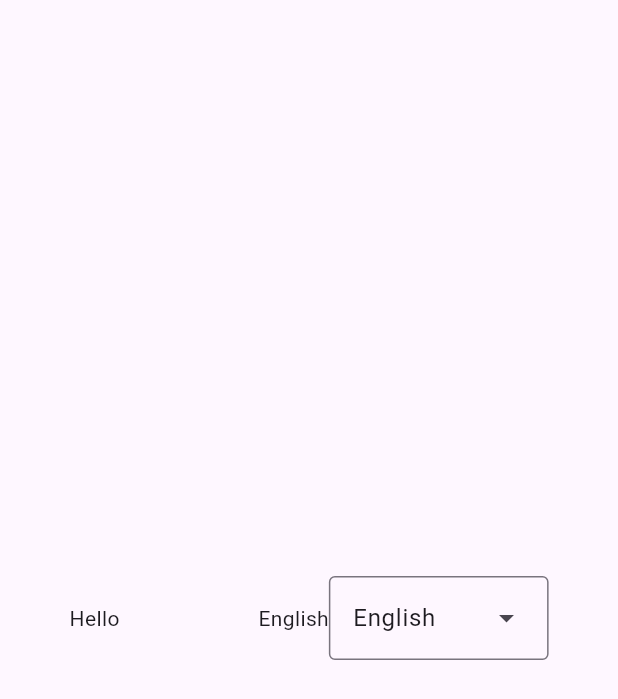
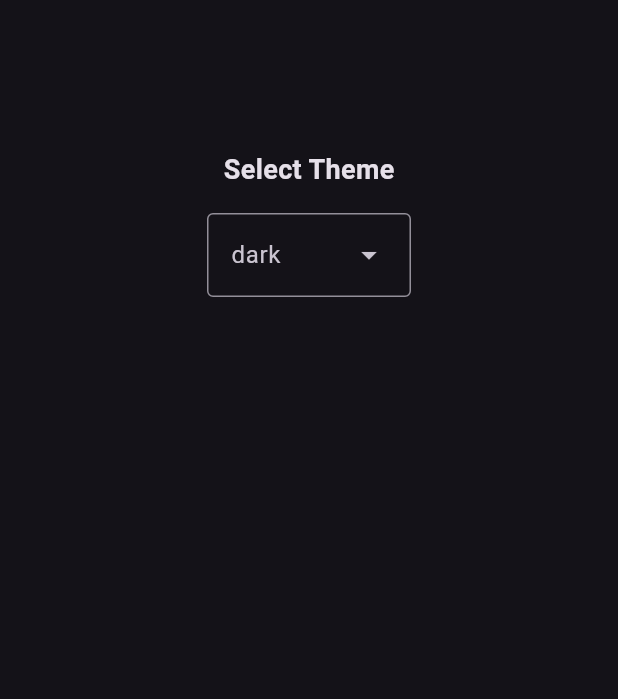
Before and after one commit to tanvirkhan00/craftyBay_ecommerce_project, a Flutter app: the screen it shows after launch, on a phone screen of 412 x 824 dp. Shown: the top 699 px of the screen. Run offline on Flutter 3.47's test engine with Material 3 defaults, Android fonts, the phone set to English and light mode, and no system bars; our stand-ins replace firebase_core, firebase_crashlytics, shared_preferences; accounts and stored records are empty; generated files the repository leaves out were written again.

Commit message:
add themeMode toggle

```diff
--- a/lib/App/app.dart
+++ b/lib/App/app.dart
@@ -23,10 +23,13 @@ class _CraftyBayState extends State<CraftyBay> {
         ChangeNotifierProvider(
             create: (_) => LanguageProvider()..loadInitialLanguage()),
         ChangeNotifierProvider(
-            create: (_) => ThemeProvider()..loadInitialThemeMode())
+            create: (_) => ThemeProvider()..loadInitialThemeMode()
+        )
       ],
       child: Consumer<LanguageProvider>(
         builder: (context, languageProvider, child) {
+          return Consumer<ThemeProvider>(
+            builder: (context, themeProvider, child) {
               return MaterialApp(
                 // router
                 // theme
@@ -34,7 +37,7 @@ class _CraftyBayState extends State<CraftyBay> {
                 onGenerateRoute: AppRoutes.routes,
                 theme: AppTheme.lightTheme,
                 darkTheme: AppTheme.darkTheme,
-            themeMode: .light,
+                themeMode: themeProvider.currentThemeMode,
                 localizationsDelegates: [
                   AppLocalizations.delegate,
                   GlobalMaterialLocalizations.delegate,
@@ -45,6 +48,8 @@ class _CraftyBayState extends State<CraftyBay> {
                 locale: languageProvider.currentLocal,
               );
             }
+          );
+        }
       ),
     );
   }
--- a/lib/App/provider/theme_provider.dart
+++ b/lib/App/provider/theme_provider.dart
@@ -4,7 +4,7 @@ import 'package:shared_preferences/shared_preferences.dart';
 class ThemeProvider extends ChangeNotifier {
   final String _themeKay = "themeMode";
 
-  ThemeMode _currentThemeMode = .system;
+  ThemeMode _currentThemeMode = .dark;
 
   ThemeMode get currentThemeMode => _currentThemeMode;
 
@@ -12,11 +12,11 @@ class ThemeProvider extends ChangeNotifier {
     ThemeMode mode = await _getThemeMode();
     _currentThemeMode = mode ;
 
-    ChangeNotifier();
+    notifyListeners();
   }
 
-  void changeLocal(ThemeMode mode) {
-    if(_themeKay == mode) return;
+  void changeTheme(ThemeMode mode) {
+    if(_currentThemeMode == mode) return;
 
     _currentThemeMode = mode;
     _saveLocal(mode.name);
@@ -42,7 +42,7 @@ class ThemeProvider extends ChangeNotifier {
       case "dark":
         return .dark;
       default:
-        return .system;
+        return .dark;
     }
   }
 }
--- a/lib/features/auth/presentation/screen/splash_screen.dart
+++ b/lib/features/auth/presentation/screen/splash_screen.dart
@@ -1,6 +1,5 @@
-import 'package:ecommerce_project/App/extensions/localization_extension.dart';
-import 'package:ecommerce_project/features/common/presentation/widgets/language_selector.dart';
-import 'package:ecommerce_project/l10n/app_localizations.dart';
+
+import 'package:ecommerce_project/features/common/presentation/widgets/theme_selector.dart';
 import 'package:flutter/material.dart';
 
 class SplashScreen extends StatefulWidget {
@@ -16,14 +15,16 @@ class _SplashScreenState extends State<SplashScreen> {
   @override
   Widget build(BuildContext context) {
     return Scaffold(
-
       body: Center(
-
-        child: Row(
-          mainAxisAlignment: .spaceAround,
-          children: [
-            Text(context.localizations.hello),
-            LanguageSelector()
+        child: Column(
+          children: const [
+            SizedBox(height: 100,),
+            Text(
+              "Select Theme",
+              style: TextStyle(fontSize: 18, fontWeight: FontWeight.bold),
+            ),
+            SizedBox(height: 16),
+            ThemeSelector(),
           ],
         ),
       ),
--- /dev/null
+++ b/lib/features/common/presentation/widgets/theme_selector.dart
@@ -0,0 +1,33 @@
+import 'package:ecommerce_project/App/provider/theme_provider.dart';
+import 'package:flutter/material.dart';
+import 'package:provider/provider.dart';
+
+
+class ThemeSelector extends StatefulWidget {
+  const ThemeSelector({super.key});
+
+  @override
+  State<ThemeSelector> createState() => _ThemeSelectorState();
+}
+
+class _ThemeSelectorState extends State<ThemeSelector> {
+  @override
+  Widget build(BuildContext context) {
+    final themeProvider = context.watch<ThemeProvider>();
+
+    return DropdownMenu<String>(
+      label: Text(themeProvider.currentThemeMode.name),
+      onSelected: (String? value) {
+        if (value == null) return;
+
+        final mode = value == "dark" ? ThemeMode.dark : ThemeMode.light;
+
+        context.read<ThemeProvider>().changeTheme(mode);
+      },
+      dropdownMenuEntries: [
+        DropdownMenuEntry(value: 'dark', label: 'Dark'),
+        DropdownMenuEntry(value: 'light', label: 'Light'),
+      ],
+    );
+  }
+}
```
Lines whose indentation alone changed are shown as unchanged.
